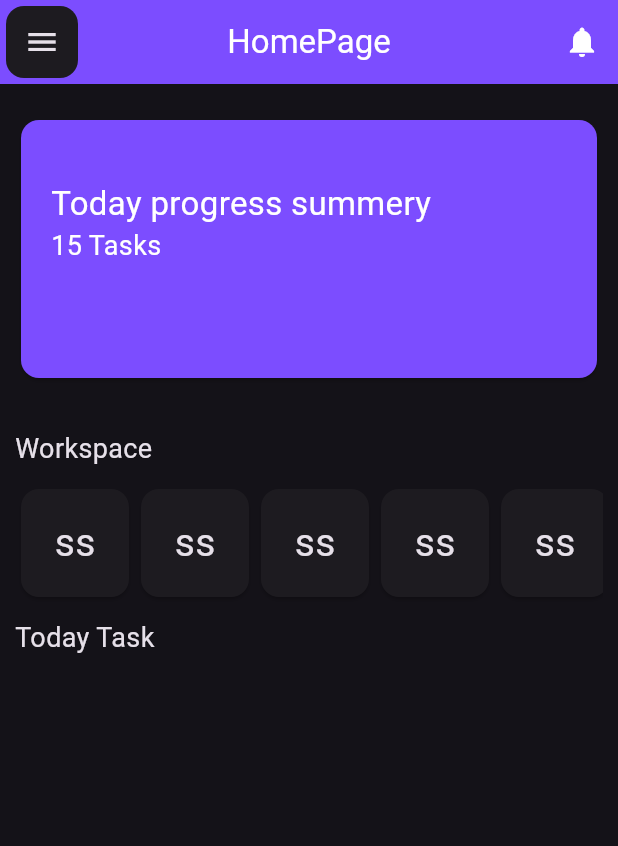
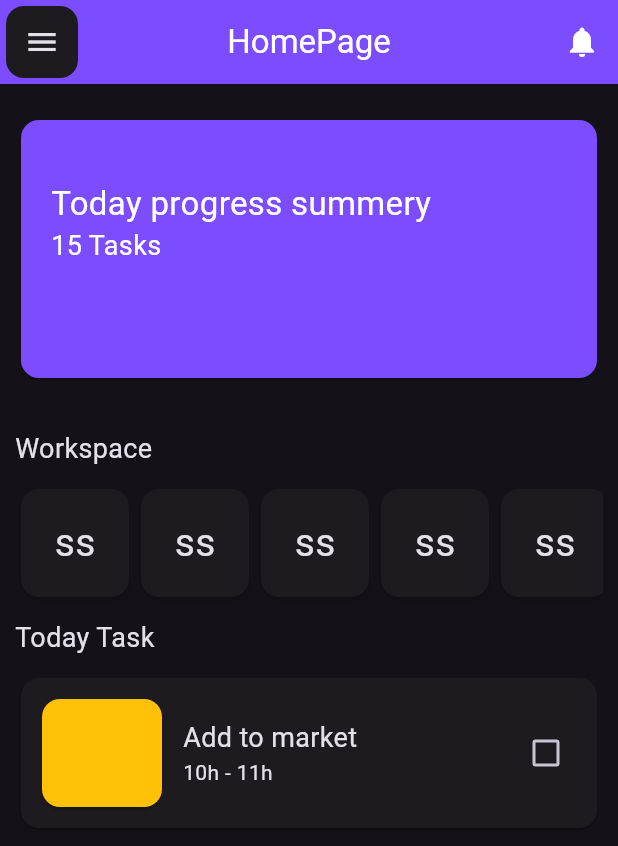
Before and after one commit to zgeniuscoders/schedulers-flutter, a Flutter app: the screen it shows after launch, on a phone screen of 412 x 824 dp. Shown: the top 846 px of the screen. Run offline on Flutter 3.47's test engine with Material 3 defaults, Android fonts, the phone set to English and light mode, and no system bars.

Commit message:
added a task list ui

```diff
--- a/lib/main.dart
+++ b/lib/main.dart
@@ -230,9 +230,57 @@ class _HomeScreenState extends State<HomeScreen> {
               "Today Task",
               style: TextStyle(fontSize: 18),
             ),
+          ),
+          Container(
+            margin: const EdgeInsets.symmetric(horizontal: 10),
+            child: Column(
+              children: [
+                TaskItem(context)
+              ],
+            ),
           )
         ],
       ),
     );
   }
 }
+
+Widget TaskItem(context){
+  return Card(
+    child: SizedBox(
+      height: 100,
+      width: MediaQuery.of(context).size.width - 28,
+      child: Container(
+        padding: const EdgeInsets.all(10),
+        child: Row(
+          children: [
+            const Card(
+              color: Colors.amber,
+              child: SizedBox(
+                height: 80,
+                width: 80,
+              ),
+            ),
+            Container(
+              padding: const EdgeInsets.symmetric(horizontal: 10),
+              child: const Column(
+                mainAxisAlignment: MainAxisAlignment.center,
+                crossAxisAlignment: CrossAxisAlignment.start,
+                children: [
+                  Text("Add to market",style: TextStyle(
+                      fontSize: 18
+                  ),),
+                  Text("10h - 11h")
+                ],
+              ),
+            ),
+            const Spacer(),
+            Checkbox(value: false, onChanged: (value) {
+              print("d");
+            }),
+          ],
+        ),
+      ),
+    ),
+  );
+}
```
